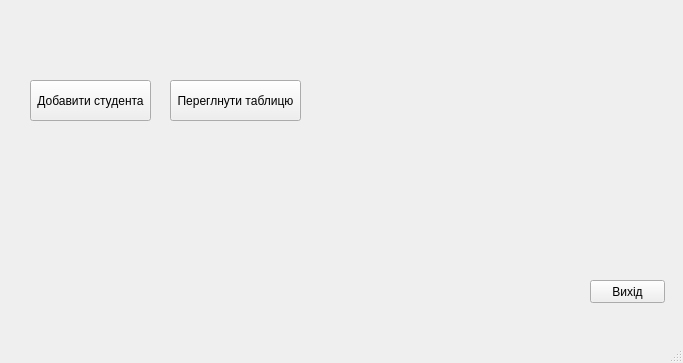
Shuna322/QtKyrsova, file mainwindow.ui: the form before one commit.
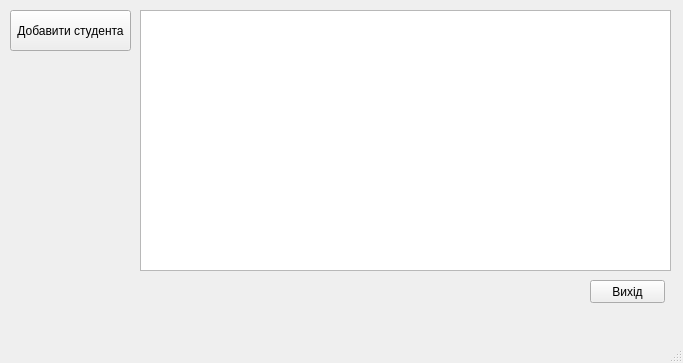
The form after the commit.

```diff
--- a/mainwindow.ui
+++ b/mainwindow.ui
@@ -45,8 +45,8 @@
    <widget class="QPushButton" name="pushButton_2">
     <property name="geometry">
      <rect>
-      <x>30</x>
-      <y>80</y>
+      <x>10</x>
+      <y>10</y>
       <width>121</width>
       <height>41</height>
      </rect>
@@ -55,18 +55,15 @@
      <string>Добавити студента</string>
     </property>
    </widget>
-   <widget class="QPushButton" name="pushButton_3">
+   <widget class="QTableView" name="tableView">
     <property name="geometry">
      <rect>
-      <x>170</x>
-      <y>80</y>
-      <width>131</width>
-      <height>41</height>
+      <x>140</x>
+      <y>10</y>
+      <width>531</width>
+      <height>261</height>
      </rect>
     </property>
-    <property name="text">
-     <string>Переглнути таблицю</string>
-    </property>
    </widget>
   </widget>
   <widget class="QMenuBar" name="menubar">
```
